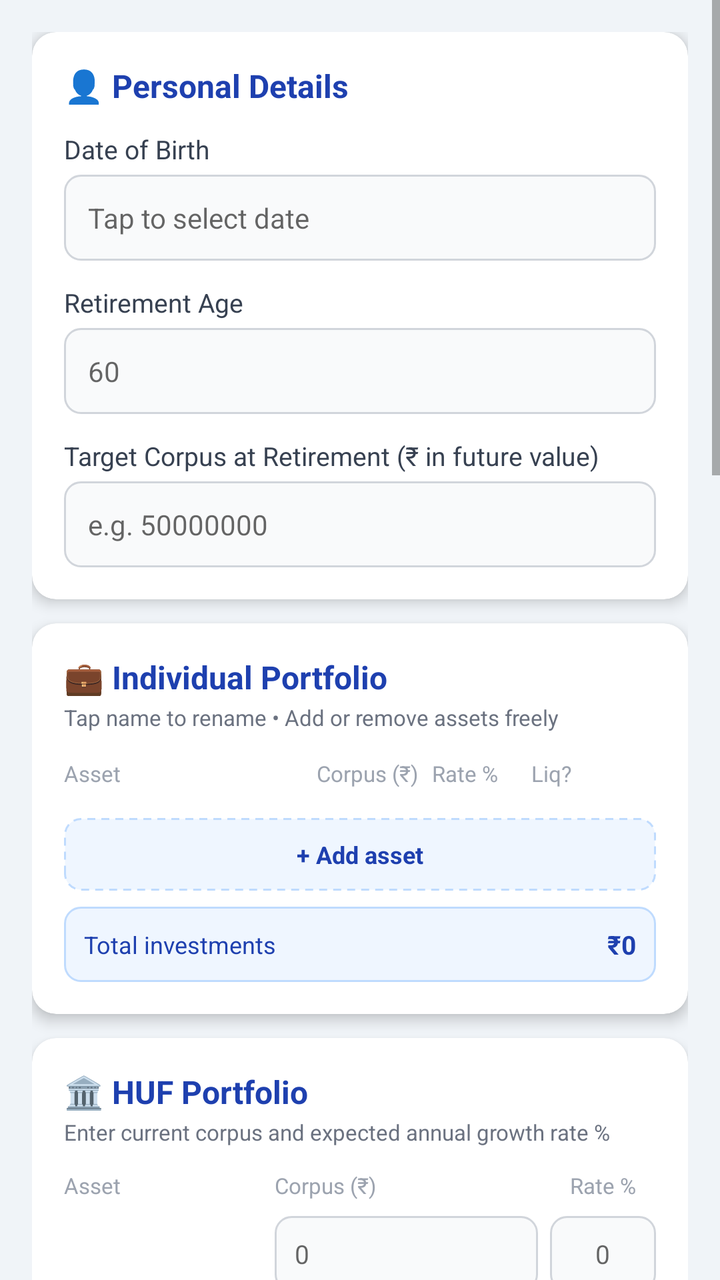
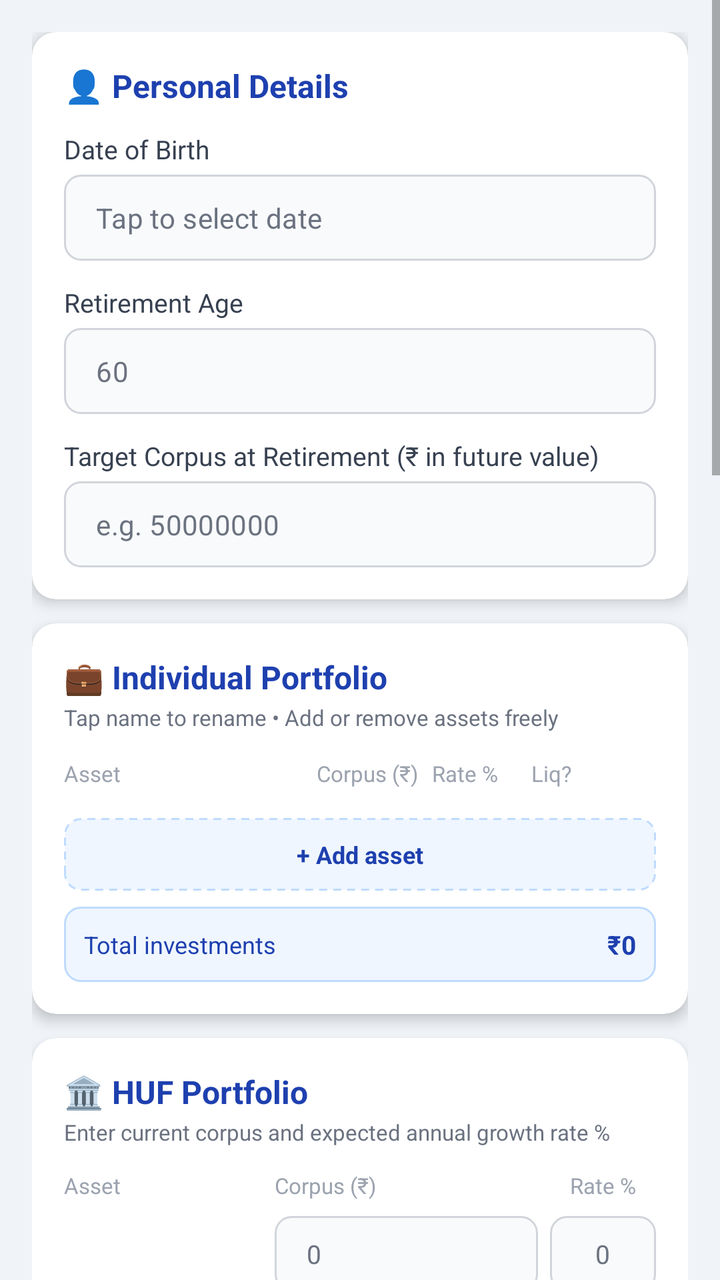

Before-and-after screenshots of an Android layout around one commit, followed by the original layout XML and the change that was made.
<!-- AndroidManifest.xml: application theme Theme.RetirementPlanner -->
<!-- res/layout/fragment_portfolio.xml -->
<?xml version="1.0" encoding="utf-8"?>
<ScrollView xmlns:android="http://schemas.android.com/apk/res/android"
    xmlns:app="http://schemas.android.com/apk/res-auto"
    android:layout_width="match_parent"
    android:layout_height="match_parent"
    android:background="@color/screen_background"
    android:fillViewport="true">

    <LinearLayout
        android:layout_width="match_parent"
        android:layout_height="wrap_content"
        android:orientation="vertical"
        android:padding="16dp">

        
        <LinearLayout android:id="@+id/bannerLastSaved"
            android:layout_width="match_parent" android:layout_height="wrap_content"
            android:background="@drawable/banner_bg" android:orientation="horizontal"
            android:gravity="center_vertical" android:paddingStart="14dp" android:paddingEnd="14dp"
            android:paddingTop="10dp" android:paddingBottom="10dp"
            android:layout_marginBottom="12dp" android:visibility="gone">
            <TextView android:layout_width="wrap_content" android:layout_height="wrap_content"
                android:text="🕒 " android:textSize="14sp" />
            <TextView android:id="@+id/tvLastSaved" android:layout_width="0dp"
                android:layout_height="wrap_content" android:layout_weight="1"
                android:textColor="@color/total_green_text" android:textSize="12sp" />
            <Button android:id="@+id/btnClearData" android:layout_width="wrap_content"
                android:layout_height="32dp" android:text="Clear" android:textSize="11sp"
                android:textColor="#DC2626" android:background="@drawable/button_clear_bg"
                android:paddingStart="10dp" android:paddingEnd="10dp" />
        </LinearLayout>

        
        <androidx.cardview.widget.CardView android:layout_width="match_parent"
            android:layout_height="wrap_content" app:cardCornerRadius="12dp"
            app:cardElevation="4dp" android:layout_marginBottom="12dp">
            <LinearLayout android:layout_width="match_parent" android:layout_height="wrap_content"
                android:orientation="vertical" android:padding="16dp">

                <TextView android:layout_width="wrap_content" android:layout_height="wrap_content"
                    android:text="👤 Personal Details" android:textColor="@color/total_blue_text"
                    android:textSize="16sp" android:textStyle="bold" android:layout_marginBottom="12dp" />

                <TextView android:layout_width="wrap_content" android:layout_height="wrap_content"
                    android:text="Date of Birth" android:textColor="@color/text_secondary" android:textSize="13sp"
                    android:layout_marginBottom="4dp" />
                <EditText android:id="@+id/etDOB" android:layout_width="match_parent"
                    android:layout_height="wrap_content" android:hint="Tap to select date"
                    android:focusable="false" android:clickable="true"
                    android:background="@drawable/input_bg" android:padding="12dp"
                    android:textSize="14sp" android:layout_marginBottom="12dp" />

                <TextView android:layout_width="wrap_content" android:layout_height="wrap_content"
                    android:text="Retirement Age" android:textColor="@color/text_secondary" android:textSize="13sp"
                    android:layout_marginBottom="4dp" />
                <EditText android:id="@+id/etRetirementAge" android:layout_width="match_parent"
                    android:layout_height="wrap_content" android:hint="60" android:inputType="number"
                    android:background="@drawable/input_bg" android:padding="12dp"
                    android:textSize="14sp" android:layout_marginBottom="12dp" />

                <TextView android:layout_width="wrap_content" android:layout_height="wrap_content"
                    android:text="Target Corpus at Retirement (₹ in future value)"
                    android:textColor="@color/text_secondary" android:textSize="13sp" android:layout_marginBottom="4dp" />
                <EditText android:id="@+id/etTargetCorpus" android:layout_width="match_parent"
                    android:layout_height="wrap_content" android:hint="e.g. 50000000"
                    android:inputType="numberDecimal" android:background="@drawable/input_bg"
                    android:padding="12dp" android:textSize="14sp" />
            </LinearLayout>
        </androidx.cardview.widget.CardView>

        
        <androidx.cardview.widget.CardView android:layout_width="match_parent"
            android:layout_height="wrap_content" app:cardCornerRadius="12dp"
            app:cardElevation="4dp" android:layout_marginBottom="12dp">
            <LinearLayout android:layout_width="match_parent" android:layout_height="wrap_content"
                android:orientation="vertical" android:padding="16dp">

                <TextView android:layout_width="wrap_content" android:layout_height="wrap_content"
                    android:text="💼 Individual Portfolio" android:textColor="@color/total_blue_text"
                    android:textSize="16sp" android:textStyle="bold" android:layout_marginBottom="2dp" />
                <TextView android:layout_width="wrap_content" android:layout_height="wrap_content"
                    android:text="Tap name to rename • Add or remove assets freely"
                    android:textColor="@color/text_hint" android:textSize="11sp" android:layout_marginBottom="10dp" />

                
                <LinearLayout android:layout_width="match_parent" android:layout_height="wrap_content"
                    android:orientation="horizontal" android:layout_marginBottom="6dp">
                    <TextView android:layout_width="0dp" android:layout_height="wrap_content"
                        android:layout_weight="1.6" android:text="Asset"
                        android:textColor="@color/text_muted" android:textSize="11sp" />
                    <TextView android:layout_width="0dp" android:layout_height="wrap_content"
                        android:layout_weight="1.6" android:text="Corpus (₹)"
                        android:textColor="@color/text_muted" android:textSize="11sp"
                        android:gravity="end" android:layout_marginEnd="4dp" />
                    <TextView android:layout_width="0dp" android:layout_height="wrap_content"
                        android:layout_weight="0.7" android:text="Rate %"
                        android:textColor="@color/text_muted" android:textSize="11sp"
                        android:gravity="center" android:layout_marginEnd="4dp" />
                    <TextView android:layout_width="wrap_content" android:layout_height="wrap_content"
                        android:text="Liq?" android:textColor="@color/text_muted"
                        android:textSize="11sp" android:gravity="center"
                        android:layout_marginEnd="4dp" android:minWidth="40dp" />
                    <TextView android:layout_width="28dp" android:layout_height="wrap_content" android:text="" />
                </LinearLayout>

                
                <LinearLayout android:id="@+id/containerAssets"
                    android:layout_width="match_parent" android:layout_height="wrap_content"
                    android:orientation="vertical" />

                
                <LinearLayout android:id="@+id/btnAddAsset"
                    android:layout_width="match_parent" android:layout_height="wrap_content"
                    android:orientation="horizontal" android:gravity="center"
                    android:background="@drawable/add_row_bg"
                    android:padding="10dp" android:layout_marginTop="8dp">
                    <TextView android:layout_width="wrap_content" android:layout_height="wrap_content"
                        android:text="+ Add asset" android:textColor="@color/total_blue_text"
                        android:textSize="12sp" android:textStyle="bold" />
                </LinearLayout>

                
                <LinearLayout android:layout_width="match_parent" android:layout_height="wrap_content"
                    android:orientation="horizontal" android:background="@drawable/total_bar_blue_bg"
                    android:padding="10dp" android:layout_marginTop="8dp" android:gravity="center_vertical">
                    <TextView android:layout_width="0dp" android:layout_height="wrap_content"
                        android:layout_weight="1" android:text="Total investments"
                        android:textColor="@color/total_blue_text" android:textSize="12sp" />
                    <TextView android:id="@+id/tvInvestmentsTotal"
                        android:layout_width="wrap_content" android:layout_height="wrap_content"
                        android:text="₹0" android:textColor="@color/total_blue_text"
                        android:textSize="13sp" android:textStyle="bold" />
                </LinearLayout>

            </LinearLayout>
        </androidx.cardview.widget.CardView>

        
        <androidx.cardview.widget.CardView android:layout_width="match_parent"
            android:layout_height="wrap_content" app:cardCornerRadius="12dp"
            app:cardElevation="4dp" android:layout_marginBottom="16dp">
            <LinearLayout android:layout_width="match_parent" android:layout_height="wrap_content"
                android:orientation="vertical" android:padding="16dp">

                <TextView android:layout_width="wrap_content" android:layout_height="wrap_content"
                    android:text="🏛️ HUF Portfolio" android:textColor="@color/total_blue_text"
                    android:textSize="16sp" android:textStyle="bold" android:layout_marginBottom="2dp" />
                <TextView android:layout_width="wrap_content" android:layout_height="wrap_content"
                    android:text="Enter current corpus and expected annual growth rate %"
                    android:textColor="@color/text_hint" android:textSize="11sp" android:layout_marginBottom="12dp" />

                <LinearLayout android:layout_width="match_parent" android:layout_height="wrap_content"
                    android:orientation="horizontal" android:layout_marginBottom="8dp">
                    <TextView android:layout_width="0dp" android:layout_height="wrap_content"
                        android:layout_weight="2" android:text="Asset" android:textColor="@color/text_muted" android:textSize="11sp" />
                    <TextView android:layout_width="0dp" android:layout_height="wrap_content"
                        android:layout_weight="2.5" android:text="Corpus (₹)" android:textColor="@color/text_muted"
                        android:textSize="11sp" android:layout_marginEnd="6dp" />
                    <TextView android:layout_width="0dp" android:layout_height="wrap_content"
                        android:layout_weight="1" android:text="Rate %" android:textColor="@color/text_muted"
                        android:textSize="11sp" android:gravity="center" />
                </LinearLayout>

                <include android:id="@+id/rowHUFBank"   layout="@layout/asset_row" />
                <include android:id="@+id/rowHUFStocks" layout="@layout/asset_row" />
                <include android:id="@+id/rowHUFMF"     layout="@layout/asset_row" />
            </LinearLayout>
        </androidx.cardview.widget.CardView>

        
        <androidx.cardview.widget.CardView android:layout_width="match_parent"
            android:layout_height="wrap_content" app:cardCornerRadius="12dp"
            app:cardElevation="4dp" android:layout_marginBottom="12dp">
            <LinearLayout android:layout_width="match_parent" android:layout_height="wrap_content"
                android:orientation="vertical" android:padding="16dp">

                <TextView android:layout_width="wrap_content" android:layout_height="wrap_content"
                    android:text="🔴 Liabilities / Debt"
                    android:textColor="#DC2626" android:textSize="16sp" android:textStyle="bold"
                    android:layout_marginBottom="2dp" />
                <TextView android:layout_width="wrap_content" android:layout_height="wrap_content"
                    android:text="Outstanding balances — entered as negative values automatically"
                    android:textColor="@color/text_hint" android:textSize="11sp" android:layout_marginBottom="10dp" />

                <LinearLayout android:layout_width="match_parent" android:layout_height="wrap_content"
                    android:orientation="horizontal" android:layout_marginBottom="6dp">
                    <TextView android:layout_width="0dp" android:layout_height="wrap_content"
                        android:layout_weight="2.5" android:text="Liability"
                        android:textColor="@color/text_muted" android:textSize="11sp" />
                    <TextView android:layout_width="0dp" android:layout_height="wrap_content"
                        android:layout_weight="2" android:text="Amount (₹)"
                        android:textColor="@color/text_muted" android:textSize="11sp" android:gravity="end"
                        android:layout_marginEnd="4dp" />
                    <TextView android:layout_width="28dp" android:layout_height="wrap_content" android:text="" />
                </LinearLayout>

                <LinearLayout android:id="@+id/containerDebt"
                    android:layout_width="match_parent" android:layout_height="wrap_content"
                    android:orientation="vertical" />

                <LinearLayout android:id="@+id/btnAddDebt"
                    android:layout_width="match_parent" android:layout_height="wrap_content"
                    android:orientation="horizontal" android:gravity="center"
                    android:background="@drawable/add_row_red_bg"
                    android:padding="10dp" android:layout_marginTop="8dp">
                    <TextView android:layout_width="wrap_content" android:layout_height="wrap_content"
                        android:text="+ Add liability" android:textColor="#DC2626"
                        android:textSize="12sp" android:textStyle="bold" />
                </LinearLayout>

                <LinearLayout android:layout_width="match_parent" android:layout_height="wrap_content"
                    android:orientation="horizontal" android:background="@drawable/total_bar_red_bg"
                    android:padding="10dp" android:layout_marginTop="8dp" android:gravity="center_vertical">
                    <TextView android:layout_width="0dp" android:layout_height="wrap_content"
                        android:layout_weight="1" android:text="Total liabilities"
                        android:textColor="#DC2626" android:textSize="12sp" />
                    <TextView android:id="@+id/tvDebtTotal"
                        android:layout_width="wrap_content" android:layout_height="wrap_content"
                        android:text="₹0" android:textColor="#DC2626"
                        android:textSize="13sp" android:textStyle="bold" />
                </LinearLayout>

            </LinearLayout>
        </androidx.cardview.widget.CardView>

        
        <androidx.cardview.widget.CardView android:layout_width="match_parent"
            android:layout_height="wrap_content" app:cardCornerRadius="12dp"
            app:cardElevation="4dp" android:layout_marginBottom="12dp">
            <LinearLayout android:layout_width="match_parent" android:layout_height="wrap_content"
                android:orientation="vertical" android:padding="16dp">

                <TextView android:layout_width="wrap_content" android:layout_height="wrap_content"
                    android:text="🏠 Properties"
                    android:textColor="#7C3AED" android:textSize="16sp" android:textStyle="bold"
                    android:layout_marginBottom="2dp" />
                <TextView android:layout_width="wrap_content" android:layout_height="wrap_content"
                    android:text="Real estate and other property assets — current market value"
                    android:textColor="@color/text_hint" android:textSize="11sp" android:layout_marginBottom="10dp" />

                <LinearLayout android:layout_width="match_parent" android:layout_height="wrap_content"
                    android:orientation="horizontal" android:layout_marginBottom="6dp">
                    <TextView android:layout_width="0dp" android:layout_height="wrap_content"
                        android:layout_weight="2.5" android:text="Property"
                        android:textColor="@color/text_muted" android:textSize="11sp" />
                    <TextView android:layout_width="0dp" android:layout_height="wrap_content"
                        android:layout_weight="2" android:text="Value (₹)"
                        android:textColor="@color/text_muted" android:textSize="11sp" android:gravity="end"
                        android:layout_marginEnd="4dp" />
                    <TextView android:layout_width="28dp" android:layout_height="wrap_content" android:text="" />
                </LinearLayout>

                <LinearLayout android:id="@+id/containerProperties"
                    android:layout_width="match_parent" android:layout_height="wrap_content"
                    android:orientation="vertical" />

                <LinearLayout android:id="@+id/btnAddProperty"
                    android:layout_width="match_parent" android:layout_height="wrap_content"
                    android:orientation="horizontal" android:gravity="center"
                    android:background="@drawable/add_row_purple_bg"
                    android:padding="10dp" android:layout_marginTop="8dp">
                    <TextView android:layout_width="wrap_content" android:layout_height="wrap_content"
                        android:text="+ Add property" android:textColor="#7C3AED"
                        android:textSize="12sp" android:textStyle="bold" />
                </LinearLayout>

                <LinearLayout android:layout_width="match_parent" android:layout_height="wrap_content"
                    android:orientation="horizontal" android:background="@drawable/total_bar_purple_bg"
                    android:padding="10dp" android:layout_marginTop="8dp" android:gravity="center_vertical">
                    <TextView android:layout_width="0dp" android:layout_height="wrap_content"
                        android:layout_weight="1" android:text="Total property value"
                        android:textColor="#7C3AED" android:textSize="12sp" />
                    <TextView android:id="@+id/tvPropertyTotal"
                        android:layout_width="wrap_content" android:layout_height="wrap_content"
                        android:text="₹0" android:textColor="#7C3AED"
                        android:textSize="13sp" android:textStyle="bold" />
                </LinearLayout>

            </LinearLayout>
        </androidx.cardview.widget.CardView>

        
        <androidx.cardview.widget.CardView android:layout_width="match_parent"
            android:layout_height="wrap_content" app:cardCornerRadius="12dp"
            app:cardElevation="6dp" android:layout_marginBottom="16dp">
            <LinearLayout android:layout_width="match_parent" android:layout_height="wrap_content"
                android:orientation="vertical" android:padding="16dp"
                android:background="@drawable/header_bg">

                <TextView android:layout_width="match_parent" android:layout_height="wrap_content"
                    android:text="💰 Net Worth Summary"
                    android:textColor="#FFFFFF" android:textSize="15sp" android:textStyle="bold"
                    android:gravity="center" android:layout_marginBottom="14dp" />

                <LinearLayout android:layout_width="match_parent" android:layout_height="wrap_content"
                    android:orientation="horizontal" android:layout_marginBottom="6dp">
                    <TextView android:layout_width="0dp" android:layout_height="wrap_content"
                        android:layout_weight="1" android:text="Investments portfolio"
                        android:textColor="#93C5FD" android:textSize="12sp" />
                    <TextView android:id="@+id/tvNWInvestments"
                        android:layout_width="wrap_content" android:layout_height="wrap_content"
                        android:textColor="#FFFFFF" android:textSize="12sp" android:textStyle="bold" />
                </LinearLayout>

                <LinearLayout android:layout_width="match_parent" android:layout_height="wrap_content"
                    android:orientation="horizontal" android:layout_marginBottom="6dp">
                    <TextView android:layout_width="0dp" android:layout_height="wrap_content"
                        android:layout_weight="1" android:text="Properties"
                        android:textColor="#93C5FD" android:textSize="12sp" />
                    <TextView android:id="@+id/tvNWProperties"
                        android:layout_width="wrap_content" android:layout_height="wrap_content"
                        android:textColor="#FFFFFF" android:textSize="12sp" android:textStyle="bold" />
                </LinearLayout>

                <LinearLayout android:layout_width="match_parent" android:layout_height="wrap_content"
                    android:orientation="horizontal" android:layout_marginBottom="8dp">
                    <TextView android:layout_width="0dp" android:layout_height="wrap_content"
                        android:layout_weight="1" android:text="Total liabilities"
                        android:textColor="#93C5FD" android:textSize="12sp" />
                    <TextView android:id="@+id/tvNWLiabilities"
                        android:layout_width="wrap_content" android:layout_height="wrap_content"
                        android:textColor="#FCA5A5" android:textSize="12sp" android:textStyle="bold" />
                </LinearLayout>

                <View android:layout_width="match_parent" android:layout_height="1dp"
                    android:background="#4B72C4" android:layout_marginBottom="10dp" />

                
                <LinearLayout android:layout_width="match_parent" android:layout_height="wrap_content"
                    android:orientation="horizontal" android:layout_marginBottom="6dp">
                    <TextView android:layout_width="0dp" android:layout_height="wrap_content"
                        android:layout_weight="1" android:text="💧 Liquid assets"
                        android:textColor="#93C5FD" android:textSize="12sp" />
                    <TextView android:id="@+id/tvLiquidAssets"
                        android:layout_width="wrap_content" android:layout_height="wrap_content"
                        android:textColor="#FFFFFF" android:textSize="12sp" android:textStyle="bold" />
                </LinearLayout>

                <LinearLayout android:layout_width="match_parent" android:layout_height="wrap_content"
                    android:orientation="horizontal" android:layout_marginBottom="10dp">
                    <TextView android:layout_width="0dp" android:layout_height="wrap_content"
                        android:layout_weight="1" android:text="💧 Liquid net worth"
                        android:textColor="#93C5FD" android:textSize="12sp" />
                    <TextView android:id="@+id/tvLiquidNetWorth"
                        android:layout_width="wrap_content" android:layout_height="wrap_content"
                        android:textColor="#4ADE80" android:textSize="12sp" android:textStyle="bold" />
                </LinearLayout>

                <View android:layout_width="match_parent" android:layout_height="1dp"
                    android:background="#4B72C4" android:layout_marginBottom="10dp" />

                <TextView android:layout_width="match_parent" android:layout_height="wrap_content"
                    android:text="Your Net Worth" android:textColor="#BFDBFE"
                    android:textSize="12sp" android:gravity="center" android:layout_marginBottom="4dp" />

                <TextView android:id="@+id/tvNetWorth"
                    android:layout_width="match_parent" android:layout_height="wrap_content"
                    android:text="₹0" android:textColor="#FFFFFF"
                    android:textSize="32sp" android:textStyle="bold" android:gravity="center" />

                <TextView android:id="@+id/tvNetWorthNote"
                    android:layout_width="match_parent" android:layout_height="wrap_content"
                    android:textColor="#BFDBFE" android:textSize="10sp"
                    android:gravity="center" android:layout_marginTop="4dp" />


            </LinearLayout>
        </androidx.cardview.widget.CardView>

        
        
        <Button android:id="@+id/btnCalculate" android:layout_width="match_parent"
            android:layout_height="56dp" android:text="Calculate Monthly Contribution"
            android:textSize="16sp" android:textStyle="bold" android:background="@drawable/button_bg"
            android:textColor="#FFFFFF" android:layout_marginBottom="10dp" />

        
        <Button android:id="@+id/btnSaveSnapshot"
            android:layout_width="match_parent" android:layout_height="52dp"
            android:text="📸  Save Net Worth Snapshot"
            android:textSize="14sp" android:textStyle="bold"
            android:background="@drawable/button_snapshot_bg"
            android:textColor="#FFFFFF" android:layout_marginBottom="10dp" />

        
        <LinearLayout android:layout_width="match_parent" android:layout_height="wrap_content"
            android:orientation="horizontal" android:layout_marginBottom="10dp">
            <Button android:id="@+id/btnViewHistory"
                android:layout_width="0dp" android:layout_height="48dp" android:layout_weight="1"
                android:text="📈 Net Worth History"
                android:textSize="12sp" android:background="@drawable/button_secondary_bg"
                android:textColor="@color/total_blue_text" android:layout_marginEnd="6dp" />
            <Button android:id="@+id/btnBackup"
                android:layout_width="0dp" android:layout_height="48dp" android:layout_weight="1"
                android:text="💾 Backup / Restore"
                android:textSize="12sp" android:background="@drawable/button_secondary_bg"
                android:textColor="@color/total_blue_text" android:layout_marginStart="6dp" />
        </LinearLayout>

    </LinearLayout>
</ScrollView>
<!-- res/layout/asset_row.xml (included above) -->
<?xml version="1.0" encoding="utf-8"?>
<LinearLayout xmlns:android="http://schemas.android.com/apk/res/android"
    android:layout_width="match_parent"
    android:layout_height="wrap_content"
    android:orientation="horizontal"
    android:layout_marginBottom="8dp"
    android:gravity="center_vertical">

    <TextView
        android:id="@+id/tvAssetLabel"
        android:layout_width="0dp"
        android:layout_height="wrap_content"
        android:layout_weight="2"
        android:textColor="@color/text_secondary"
        android:textSize="12sp"
        android:textStyle="bold" />

    <EditText
        android:id="@+id/etCorpus"
        android:layout_width="0dp"
        android:layout_height="wrap_content"
        android:layout_weight="2.5"
        android:hint="0"
        android:inputType="numberDecimal"
        android:background="@drawable/input_bg"
        android:padding="10dp"
        android:textSize="13sp"
        android:layout_marginEnd="6dp" />

    <EditText
        android:id="@+id/etRate"
        android:layout_width="0dp"
        android:layout_height="wrap_content"
        android:layout_weight="1"
        android:hint="0"
        android:inputType="numberDecimal"
        android:background="@drawable/input_bg"
        android:padding="10dp"
        android:textSize="13sp"
        android:gravity="center" />

</LinearLayout>
<!-- resources referenced by this layout -->
<resources>
  <color name="screen_background">#F0F4F8</color>
  <color name="text_hint">#6B7280</color>
  <color name="text_muted">#9CA3AF</color>
  <color name="text_secondary">#374151</color>
  <color name="total_blue_text">#1E40AF</color>
  <color name="total_green_text">#065F46</color>
  <!-- drawable banner_bg (drawable) -->
  <?xml version="1.0" encoding="utf-8"?>
  <shape xmlns:android="http://schemas.android.com/apk/res/android" android:shape="rectangle">
      <solid android:color="@color/banner_bg" />
      <stroke android:width="1dp" android:color="@color/banner_stroke" />
      <corners android:radius="10dp" />
  </shape>
  <!-- drawable button_clear_bg (drawable) -->
  <?xml version="1.0" encoding="utf-8"?>
  <shape xmlns:android="http://schemas.android.com/apk/res/android"
      android:shape="rectangle">
      <solid android:color="#FEE2E2" />
      <stroke android:width="1dp" android:color="#FCA5A5" />
      <corners android:radius="6dp" />
  </shape>
  <!-- drawable button_secondary_bg (drawable) -->
  <?xml version="1.0" encoding="utf-8"?>
  <shape xmlns:android="http://schemas.android.com/apk/res/android"
      android:shape="rectangle">
      <solid android:color="#EFF6FF" />
      <stroke android:width="2dp" android:color="#1E40AF" />
      <corners android:radius="12dp" />
  </shape>
  <!-- drawable button_snapshot_bg (drawable) -->
  <?xml version="1.0" encoding="utf-8"?>
  <shape xmlns:android="http://schemas.android.com/apk/res/android" android:shape="rectangle">
      <gradient android:startColor="#065F46" android:endColor="#059669" android:angle="135" android:type="linear" />
      <corners android:radius="12dp" />
  </shape>
  <!-- drawable input_bg (drawable) -->
  <?xml version="1.0" encoding="utf-8"?>
  <shape xmlns:android="http://schemas.android.com/apk/res/android" android:shape="rectangle">
      <solid android:color="@color/input_background" />
      <stroke android:width="1dp" android:color="@color/input_stroke" />
      <corners android:radius="8dp" />
  </shape>
  <!-- drawable total_bar_purple_bg (drawable) -->
  <?xml version="1.0" encoding="utf-8"?>
  <shape xmlns:android="http://schemas.android.com/apk/res/android" android:shape="rectangle">
      <solid android:color="#F5F3FF" />
      <stroke android:width="1dp" android:color="#DDD6FE" />
      <corners android:radius="8dp" />
  </shape>
  <!-- drawable total_bar_red_bg (drawable) -->
  <?xml version="1.0" encoding="utf-8"?>
  <shape xmlns:android="http://schemas.android.com/apk/res/android" android:shape="rectangle">
      <solid android:color="#FEF2F2" />
      <stroke android:width="1dp" android:color="#FCA5A5" />
      <corners android:radius="8dp" />
  </shape>
  <style name="Theme.RetirementPlanner" parent="Theme.MaterialComponents.DayNight.NoActionBar">
          <item name="colorPrimary">#1E40AF</item>
          <item name="colorPrimaryVariant">#1E3A8A</item>
          <item name="colorOnPrimary">#FFFFFF</item>
          <item name="colorSecondary">#059669</item>
          <item name="colorOnSecondary">#FFFFFF</item>
          <item name="android:statusBarColor">#1E3A8A</item>
          <item name="android:windowBackground">@color/screen_background</item>
      </style>
  <color name="add_blue_bg">#EFF6FF</color>
  <color name="total_blue_stroke">#BFDBFE</color>
  <color name="banner_bg">#D1FAE5</color>
  <color name="banner_stroke">#6EE7B7</color>
  <color name="input_background">#F9FAFB</color>
  <color name="input_stroke">#D1D5DB</color>
  <color name="total_blue_bg">#EFF6FF</color>
  <!-- unchanged entries left out for length: 6 -->
</resources>

<!-- the commit's change to res/layout/fragment_portfolio.xml (unified diff, before → after) -->
@@ -48,6 +48,8 @@
                     android:layout_height="wrap_content" android:hint="Tap to select date"
                     android:focusable="false" android:clickable="true"
                     android:background="@drawable/input_bg" android:padding="12dp"
+                    android:textColor="@color/text_primary"
+                    android:textColorHint="@color/text_hint"
                     android:textSize="14sp" android:layout_marginBottom="12dp" />
 
                 <TextView android:layout_width="wrap_content" android:layout_height="wrap_content"
@@ -56,6 +58,8 @@
                 <EditText android:id="@+id/etRetirementAge" android:layout_width="match_parent"
                     android:layout_height="wrap_content" android:hint="60" android:inputType="number"
                     android:background="@drawable/input_bg" android:padding="12dp"
+                    android:textColor="#111827"
+                    android:textColorHint="#6B7280"
                     android:textSize="14sp" android:layout_marginBottom="12dp" />
 
                 <TextView android:layout_width="wrap_content" android:layout_height="wrap_content"
@@ -64,6 +68,8 @@
                 <EditText android:id="@+id/etTargetCorpus" android:layout_width="match_parent"
                     android:layout_height="wrap_content" android:hint="e.g. 50000000"
                     android:inputType="numberDecimal" android:background="@drawable/input_bg"
+                    android:textColor="@color/text_primary"
+                    android:textColorHint="@color/text_hint"
                     android:padding="12dp" android:textSize="14sp" />
             </LinearLayout>
         </androidx.cardview.widget.CardView>
@@ -423,6 +429,8 @@
         android:layout_height="wrap_content"
         android:layout_weight="2.5"
         android:hint="0"
+        android:textColor="@color/text_primary"
+        android:textColorHint="@color/text_hint"
         android:inputType="numberDecimal"
         android:background="@drawable/input_bg"
         android:padding="10dp"
@@ -435,6 +443,8 @@
         android:layout_height="wrap_content"
         android:layout_weight="1"
         android:hint="0"
+        android:textColor="@color/text_primary"
+        android:textColorHint="@color/text_hint"
         android:inputType="numberDecimal"
         android:background="@drawable/input_bg"
         android:padding="10dp"
<!-- resource entries referenced after the edit -->
@@ -3,6 +3,7 @@
   <color name="screen_background">#F0F4F8</color>
   <color name="text_hint">#6B7280</color>
   <color name="text_muted">#9CA3AF</color>
+  <color name="text_primary">#111827</color>
   <color name="text_secondary">#374151</color>
   <color name="total_blue_text">#1E40AF</color>
   <color name="total_green_text">#065F46</color>
@@ -63,6 +64,7 @@
           <item name="colorSecondary">#059669</item>
           <item name="colorOnSecondary">#FFFFFF</item>
           <item name="android:statusBarColor">#1E3A8A</item>
+          <item name="editTextStyle">@style/InputEditText</item>
           <item name="android:windowBackground">@color/screen_background</item>
       </style>
   <color name="add_blue_bg">#EFF6FF</color>
@@ -72,6 +74,10 @@
   <color name="input_background">#F9FAFB</color>
   <color name="input_stroke">#D1D5DB</color>
   <color name="total_blue_bg">#EFF6FF</color>
+  <style name="InputEditText" parent="Widget.MaterialComponents.TextInputEditText.OutlinedBox">
+          <item name="android:textColor">@color/text_primary</item>
+          <item name="android:textColorHint">@color/text_hint</item>
+      </style>
   <!-- unchanged entries left out for length: 6 -->
 </resources>
 
